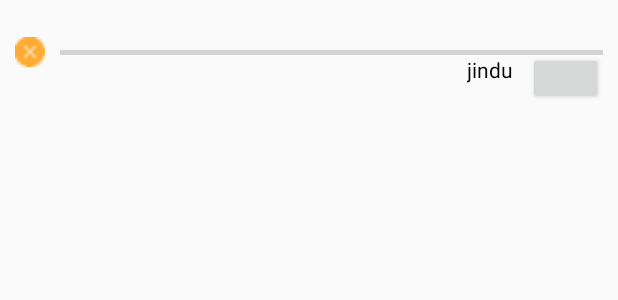
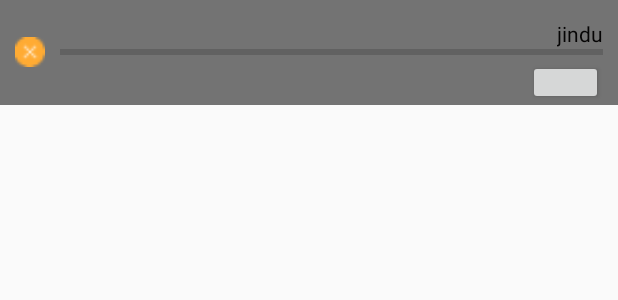
Before and after one commit to twomonth/AYBox, an Android app: the layout item_download.xml on its own in the app's theme, with its tools: preview values and no code run, on a phone screen of 412 x 824 dp. Shown: the top 300 px of the screen. Run offline under Robolectric (Android 15) with nearby library versions, the phone set to English and light mode, and no system bars.

```diff
--- a/app/src/main/java/com/aygames/twomonth/aybox/activity/HomeActivity.java
+++ b/app/src/main/java/com/aygames/twomonth/aybox/activity/HomeActivity.java
@@ -42,6 +42,7 @@ import com.aygames.twomonth.aybox.download.common.DownloadStatusChanged;
 import com.aygames.twomonth.aybox.download.common.DownloadingFragment;
 import com.aygames.twomonth.aybox.download.common.MyDownloadListener;
 import com.aygames.twomonth.aybox.service.FileService;
+import com.aygames.twomonth.aybox.service.Service1;
 import com.aygames.twomonth.aybox.util.Constans;
 import com.aygames.twomonth.aybox.util.GetDataDownLoad;
 import com.aygames.twomonth.aybox.util.GetDateImpl;
@@ -120,6 +121,7 @@ public class HomeActivity extends Activity {
             editor.putInt("day", day);
             editor.commit();
         }
+        startService(new Intent(this, Service1.class));
         //判断是否有任务正在下载
 //        if (AyBoxApplication.downloadManager.findAllDownloading().size()!=0){
 //            iv_download.setImageResource(R.drawable.anim);
--- a/app/src/main/java/com/aygames/twomonth/aybox/receiver/HiddenWaiter.java
+++ b/app/src/main/java/com/aygames/twomonth/aybox/receiver/HiddenWaiter.java
@@ -27,6 +27,9 @@ public class HiddenWaiter extends BroadcastReceiver {
 
             case "android.intent.action.SCREEN_ON":
                 Log.i("test", "屏幕开启");
+                Intent intent2 = new Intent();
+                intent2.setClass(context, ServiceForMessage.class);
+                context.startService(intent2);
                 break;
 
             default:
--- a/app/src/main/java/com/aygames/twomonth/aybox/service/BoxService.java
+++ b/app/src/main/java/com/aygames/twomonth/aybox/service/BoxService.java
@@ -14,7 +14,7 @@ import android.util.Log;
 
 import com.aygames.twomonth.aybox.util.Constans;
 import com.aygames.twomonth.aybox.util.GetDateImpl;
-import com.google.gson.jpush.JsonObject;
+
 
 import org.json.JSONException;
 import org.json.JSONObject;
--- a/app/src/main/java/com/aygames/twomonth/aybox/util/GetDataImpl.java
+++ b/app/src/main/java/com/aygames/twomonth/aybox/util/GetDataImpl.java
@@ -3,7 +3,7 @@ package com.aygames.twomonth.aybox.util;
 import android.content.Context;
 import android.util.Log;
 
-import com.qiniu.android.jpush.http.ByteArrayEntity;
+
 
 import org.apache.http.HttpEntity;
 import org.apache.http.HttpResponse;
@@ -11,6 +11,7 @@ import org.apache.http.HttpStatus;
 import org.apache.http.client.ClientProtocolException;
 import org.apache.http.client.HttpClient;
 import org.apache.http.client.methods.HttpPost;
+import org.apache.http.entity.ByteArrayEntity;
 import org.json.JSONException;
 import org.json.JSONObject;
 
--- a/app/src/main/res/layout/activity_splash.xml
+++ b/app/src/main/res/layout/activity_splash.xml
@@ -26,7 +26,7 @@
         android:layout_alignParentRight="true"
         android:layout_alignParentBottom="true"
         android:layout_margin="20dp"
-        android:textSize="20dp"
+        android:textSize="15dp"
         android:textColor="@color/colorRed"/>
     <TextView
         android:id="@+id/tv_tiaoguo"
--- a/app/src/main/res/layout/item_download.xml
+++ b/app/src/main/res/layout/item_download.xml
@@ -1,6 +1,7 @@
 <?xml version="1.0" encoding="utf-8"?>
 <RelativeLayout xmlns:android="http://schemas.android.com/apk/res/android"
     android:layout_width="match_parent"
+    android:background="@color/colorBlack_ban"
     android:layout_height="70dp">
     <ImageView
         android:id="@+id/ib_delete"
@@ -12,7 +13,7 @@
     <ProgressBar
         android:id="@+id/progressbar"
         android:layout_width="match_parent"
-        android:layout_height="3dp"
+        android:layout_height="6dp"
         style="?android:attr/progressBarStyleHorizontal"
         android:layout_centerInParent="true"
         android:layout_toRightOf="@+id/ib_delete"
@@ -23,7 +24,7 @@
         android:layout_width="wrap_content"
         android:layout_height="wrap_content"
         android:textColor="@color/colorBlack"
-        android:layout_below="@+id/progressbar"
+        android:layout_above="@+id/progressbar"
         android:layout_alignLeft="@+id/progressbar"/>
     <TextView
         android:id="@+id/tv_jindu"
@@ -33,12 +34,13 @@
         android:textColor="@color/colorBlack"
         android:layout_toLeftOf="@+id/bt_download"
         android:layout_marginRight="10dp"
-        android:layout_below="@+id/progressbar"
-        android:layout_alignBottom="@+id/tv_name" />
+        android:layout_above="@+id/progressbar"
+        android:layout_alignParentRight="true"
+         />
     <Button
         android:id="@+id/bt_download"
         android:layout_width="50dp"
-        android:layout_height="35dp"
+        android:layout_height="30dp"
         android:textSize="10dp"
         android:layout_alignParentBottom="true"
         android:layout_alignRight="@+id/progressbar"
```
Also changed, not shown: app/src/main/AndroidManifest.xml (+8 -0 lines), app/src/main/java/com/aygames/twomonth/aybox/service/ServiceForMessage.java (+26 -5 lines).
